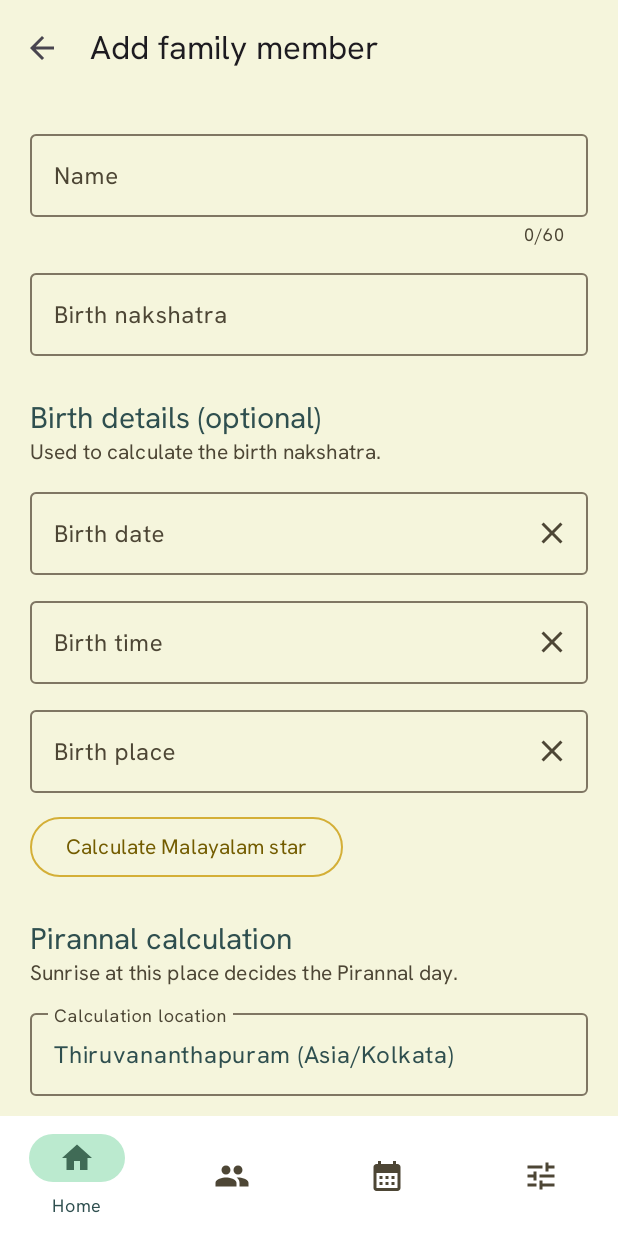
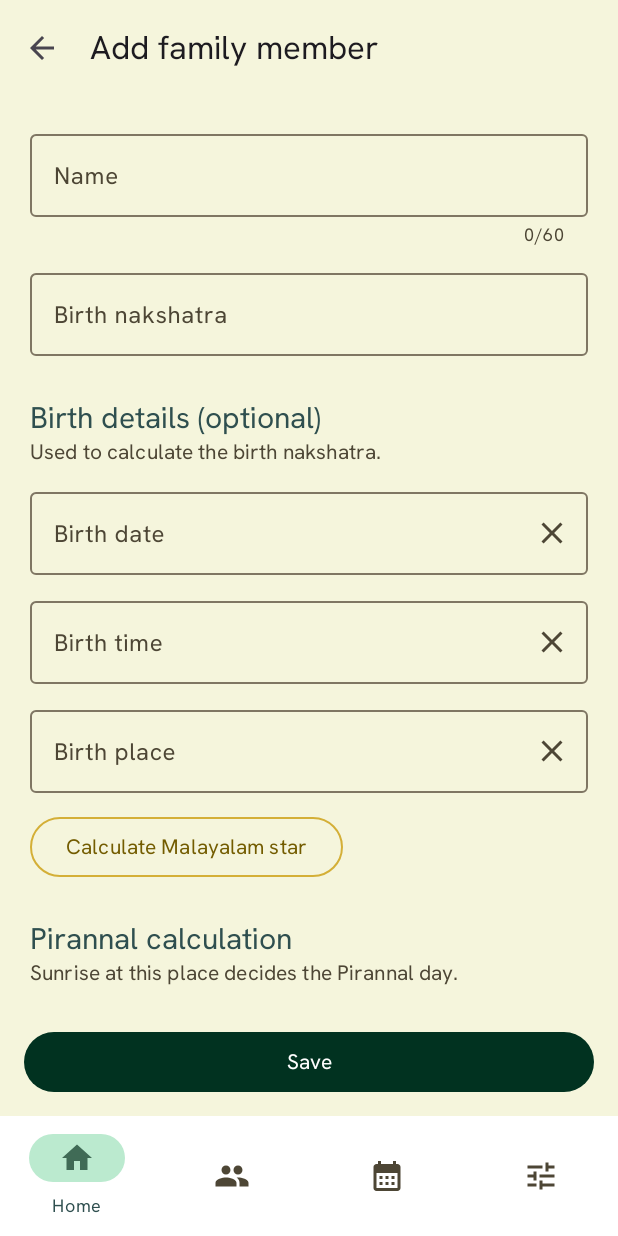
Before and after one commit to anjalymsajeev/NakshatraM, an Android app: the PersonEditFragment screen opened through its navigation route, on a phone screen of 412 x 824 dp. Run offline under Robolectric (Android 15) with nearby library versions, the phone set to English and light mode, and no system bars; our stand-ins replace Dagger/Hilt's generated code, Room's generated code, navigation-ui.

Commit message:
Keep Save visible on the member form; show current IANA zone names
- PersonEditFragment: Save moves out of the scrolling form into a sticky footer, so it is visible
  without scrolling (it was below the fold, which also broke the Espresso tests).
- IcuTimeZoneResolver: ICU's canonical IDs follow CLDR and keep pre-rename names (Asia/Calcutta on
  API 34). Map them to current IANA names, falling back to the original ID on older tz data.

Co-Authored-By: Claude Opus 5.5 <noreply@anthropic.com>
Claude-Session: https://claude.ai/code/session_01EWVb2bU5QNTJhKUZxGinbU

```diff
--- a/app/src/main/res/layout/fragment_person_edit.xml
+++ b/app/src/main/res/layout/fragment_person_edit.xml
@@ -22,7 +22,8 @@
 
     <androidx.core.widget.NestedScrollView
         android:layout_width="match_parent"
-        android:layout_height="match_parent">
+        android:layout_height="0dp"
+        android:layout_weight="1">
 
         <LinearLayout
             android:id="@+id/form"
@@ -209,13 +210,16 @@
                 android:layout_marginBottom="@dimen/space_lg"
                 app:selectionRequired="true"
                 app:singleSelection="true" />
-
-            <com.google.android.material.button.MaterialButton
-                android:id="@+id/save"
-                style="@style/Widget.NakshatraCalendar.Button.Primary"
-                android:layout_width="match_parent"
-                android:layout_height="wrap_content"
-                android:text="@string/action_save" />
         </LinearLayout>
     </androidx.core.widget.NestedScrollView>
+
+    <!-- Sticky footer: Save stays visible however long the form is. -->
+    <com.google.android.material.button.MaterialButton
+        android:id="@+id/save"
+        style="@style/Widget.NakshatraCalendar.Button.Primary"
+        android:layout_width="match_parent"
+        android:layout_height="wrap_content"
+        android:layout_marginHorizontal="@dimen/space_md"
+        android:layout_marginVertical="@dimen/space_sm"
+        android:text="@string/action_save" />
 </LinearLayout>
```
Also changed, not shown: app/src/main/kotlin/io/github/anjalymsajeev/nakshatracalendar/integration/geocoding/TimeZoneResolver.kt (+36 -3 lines).
